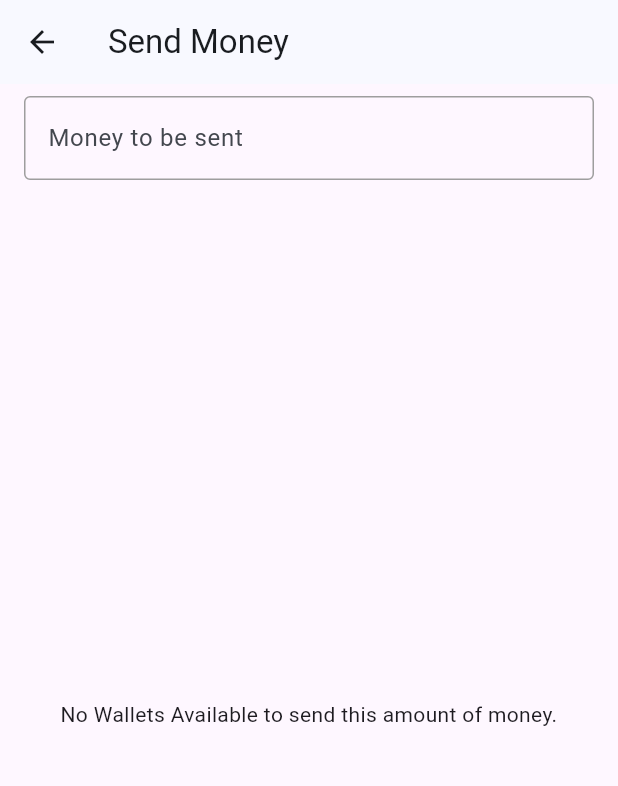
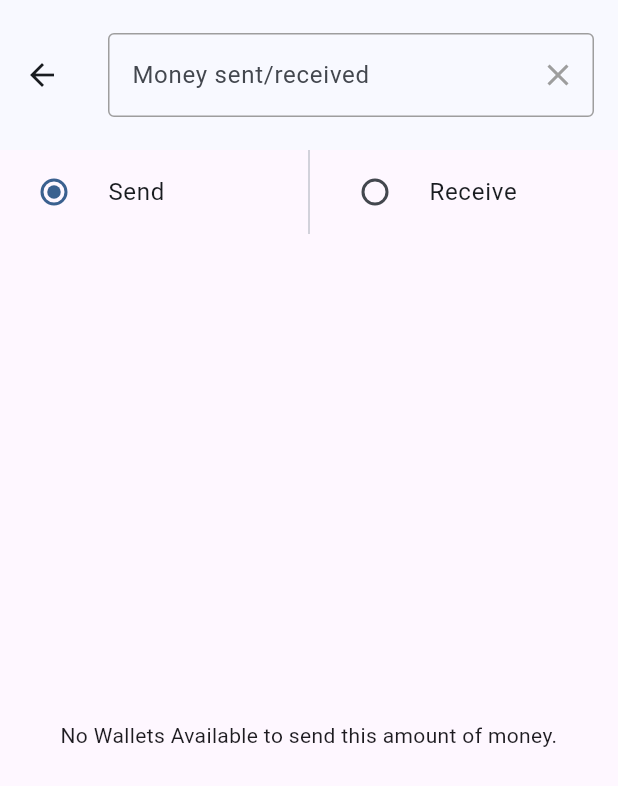
Before and after one commit to ziyadmansy/wallets-control-flutter-app, a Flutter app: the SendMoneyScreen screen opened by its route, on a phone screen of 412 x 824 dp. Shown: the top 786 px of the screen. Run offline on Flutter 3.47's test engine with Material 2 defaults, Android fonts, the phone set to English and light mode, and no system bars; our stand-ins replace awesome_dialog, device_info_plus, dropdown_search, firebase_auth, firebase_core, firebase_messaging and 3 more; missing offline and left inert: android_id, telephony; accounts and stored records are empty; statements that could not run were skipped.

Commit message:
Filter send/receive Done - Wallet Cards Colors dynamic done

```diff
--- a/lib/controllers/user_controller.dart
+++ b/lib/controllers/user_controller.dart
@@ -3,7 +3,8 @@ import 'dart:convert';
 import 'package:flutter/material.dart';
 import 'package:get/get.dart';
 import 'package:wallets_control/controllers/auth_controller.dart';
-import 'package:wallets_control/models/available_wallet_model.dart';
+import 'package:wallets_control/enums/send_receive_enum.dart';
+import 'package:wallets_control/models/wallet_brand_model.dart';
 import 'package:wallets_control/models/profile_model.dart';
 import 'package:wallets_control/shared/api_routes.dart';
 import 'package:wallets_control/shared/constants.dart';
@@ -12,6 +13,9 @@ import 'package:wallets_control/shared/shared_core.dart';
 class UserController extends GetConnect {
   Rx<bool> isLoading = false.obs;
   Rx<bool> hasCrashed = false.obs;
+
+  Rx<SendReceive> sendReceiveMoney = SendReceive.send.obs;
+  TextEditingController moneyQueryController = TextEditingController();
 
   Rx<ProfileModel> userProfile = ProfileModel(
     id: 0,
--- /dev/null
+++ b/lib/enums/send_receive_enum.dart
@@ -0,0 +1,4 @@
+enum SendReceive {
+  send,
+  receive,
+}
--- a/lib/models/user_wallet_model.dart
+++ b/lib/models/user_wallet_model.dart
@@ -1,6 +1,6 @@
 import 'dart:convert';
 
-import 'package:wallets_control/models/available_wallet_model.dart';
+import 'package:wallets_control/models/wallet_brand_model.dart';
 
 class UserWalletModel {
   final int id;
--- a/lib/models/available_wallet_model.dart
+++ b/lib/models/wallet_brand_model.dart
@@ -2,12 +2,13 @@ import 'dart:convert';
 
 import 'package:flutter/material.dart';
 import 'package:wallets_control/shared/constants.dart';
+import 'package:wallets_control/shared/extensions.dart';
 
 class WalletBrandModel {
   final int id;
   final String name;
   final String imgUrl;
-  final String color;
+  final Color color;
   final double sendMonthlyLimit;
   final double receiveMonthlyLimit;
 
@@ -24,7 +25,7 @@ class WalletBrandModel {
     int? id,
     String? name,
     String? imgUrl,
-    String? color,
+    Color? color,
     double? spentBalance,
     double? remainingBalance,
   }) {
@@ -43,7 +44,7 @@ class WalletBrandModel {
       'id': id,
       'name': name,
       'imgUrl': imgUrl,
-      'color': color,
+      'color': color.toString(),
       'spentBalance': sendMonthlyLimit,
       'remainingBalance': receiveMonthlyLimit,
     };
@@ -54,7 +55,7 @@ class WalletBrandModel {
       id: map['id']?.toInt() ?? 0,
       name: map['brand_name_en'] ?? '',
       imgUrl: '$imgBaseUrl/${map['image']}',
-      color: map['main_color'],
+      color: (map['main_color'].toString()).toColor(),
       sendMonthlyLimit: map['send_monthly_limit']?.toDouble() ?? 0.0,
       receiveMonthlyLimit: map['receive_monthly_limit']?.toDouble() ?? 0.0,
     );
--- a/lib/presentation/screens/send_money_screen.dart
+++ b/lib/presentation/screens/send_money_screen.dart
@@ -3,7 +3,8 @@ import 'package:flutter/src/widgets/container.dart';
 import 'package:flutter/src/widgets/framework.dart';
 import 'package:get/get.dart';
 import 'package:wallets_control/controllers/user_controller.dart';
-import 'package:wallets_control/models/available_wallet_model.dart';
+import 'package:wallets_control/enums/send_receive_enum.dart';
+import 'package:wallets_control/models/wallet_brand_model.dart';
 import 'package:wallets_control/models/user_wallet_model.dart';
 import 'package:wallets_control/presentation/widgets/wallet_card.dart';
 import 'package:wallets_control/shared/shared_core.dart';
@@ -20,35 +21,96 @@ class _SendMoneyScreenState extends State<SendMoneyScreen> {
 
   List<UserWalletModel> filteredWallets = [];
 
+  void filterQueryMoneyAmount(String? amount) {
+    print(amount);
+    if (amount != null && double.tryParse(amount) != null) {
+      if (userController.sendReceiveMoney.value == SendReceive.send) {
+        print('Send: true');
+        final allowedSentMoney = userController.userProfile.value.wallets
+            .where((wal) => wal.sendLimitRemaining >= double.parse(amount))
+            .toList();
+        print(allowedSentMoney);
+        filteredWallets = allowedSentMoney;
+      } else {
+        print('Receive: true');
+        final allowedReceivedMoney = userController.userProfile.value.wallets
+            .where((wal) => wal.receiveLimitRemaining >= double.parse(amount))
+            .toList();
+        print(allowedReceivedMoney);
+        filteredWallets = allowedReceivedMoney;
+      }
+    } else {
+      filteredWallets = [];
+    }
+
+    // To clear wallets after clearing
+    if (amount?.isEmpty ?? true) {
+      filteredWallets = [];
+    }
+    setState(() {});
+  }
+
   @override
   Widget build(BuildContext context) {
+    return Obx(
+      () {
         return Scaffold(
-      appBar: SharedCore.buildAppBar(
-        title: 'Send Money',
+          appBar: AppBar(
+            title: SharedCore.buildClickableTextForm(
+              controller: userController.moneyQueryController,
+              hint: 'Money sent/received',
+              inputType: const TextInputType.numberWithOptions(
+                decimal: true,
+              ),
+              onChanged: filterQueryMoneyAmount,
+              suffixIcon: IconButton(
+                onPressed: () {
+                  userController.moneyQueryController.clear();
+                  FocusScope.of(context).unfocus();
+                },
+                icon: Icon(
+                  Icons.clear,
+                  color: Colors.grey,
+                ),
+              ),
+            ),
+            toolbarHeight: 100,
           ),
           body: Column(
             children: [
-          Padding(
-            padding: const EdgeInsets.symmetric(
-              vertical: 8.0,
-              horizontal: 16,
+              IntrinsicHeight(
+                child: Row(
+                  children: [
+                    Expanded(
+                      child: RadioListTile(
+                        value: SendReceive.send,
+                        groupValue: userController.sendReceiveMoney.value,
+                        title: Text('Send'),
+                        onChanged: (SendReceive? sendReceive) {
+                          if (sendReceive != null) {
+                            userController.sendReceiveMoney.value = sendReceive;
+                            filterQueryMoneyAmount(
+                                userController.moneyQueryController.text);
+                          }
+                        },
                       ),
-            child: SharedCore.buildClickableTextForm(
-              hint: 'Money to be sent',
-              inputType: const TextInputType.numberWithOptions(
-                decimal: true,
                     ),
-              onChanged: (amount) {
-                // if (double.tryParse(amount!) != null) {
-                //   filteredWallets = walletsController.availableWallets
-                //       .where((wal) =>
-                //           wal.receiveMonthlyLimit >= double.parse(amount))
-                //       .toList();
-                // } else {
-                //   filteredWallets = walletsController.availableWallets;
-                // }
-                setState(() {});
+                    VerticalDivider(),
+                    Expanded(
+                      child: RadioListTile(
+                        value: SendReceive.receive,
+                        groupValue: userController.sendReceiveMoney.value,
+                        title: Text('Receive'),
+                        onChanged: (SendReceive? sendReceive) {
+                          if (sendReceive != null) {
+                            userController.sendReceiveMoney.value = sendReceive;
+                            filterQueryMoneyAmount(
+                                userController.moneyQueryController.text);
+                          }
                         },
+                      ),
+                    )
+                  ],
                 ),
               ),
               Expanded(
@@ -59,19 +121,27 @@ class _SendMoneyScreenState extends State<SendMoneyScreen> {
                           textAlign: TextAlign.center,
                         ),
                       )
-                : ListView.builder(
+                    : Padding(
+                        padding: const EdgeInsets.all(12.0),
+                        child: ListView.builder(
                           itemCount: filteredWallets.length,
                           itemBuilder: (context, i) {
                             final filteredUserWallet = filteredWallets[i];
-                      return WalletCard(
+                            return SizedBox(
+                              height: Get.width,
+                              child: WalletCard(
                                 userWallet: filteredUserWallet,
                                 onDeletePress: null,
+                              ),
                             );
                           },
+                        ),
                       ),
               ),
             ],
           ),
         );
+      },
+    );
   }
 }
--- a/lib/presentation/widgets/add_wallet_bottomsheet.dart
+++ b/lib/presentation/widgets/add_wallet_bottomsheet.dart
@@ -1,7 +1,7 @@
 import 'package:flutter/material.dart';
 import 'package:get/get.dart';
 import 'package:wallets_control/controllers/user_controller.dart';
-import 'package:wallets_control/models/available_wallet_model.dart';
+import 'package:wallets_control/models/wallet_brand_model.dart';
 import 'package:wallets_control/shared/shared_core.dart';
 
 class AddWalletBottomSheet extends StatefulWidget {
--- a/lib/presentation/widgets/subscription_card.dart
+++ b/lib/presentation/widgets/subscription_card.dart
@@ -1,6 +1,6 @@
 import 'package:flutter/material.dart';
 import 'package:get/get.dart';
-import 'package:wallets_control/models/available_wallet_model.dart';
+import 'package:wallets_control/models/wallet_brand_model.dart';
 import 'package:wallets_control/models/subscription_model.dart';
 import 'package:wallets_control/models/user_wallet_model.dart';
 import 'package:wallets_control/shared/constants.dart';
```
Also changed, not shown: lib/presentation/widgets/wallet_card.dart (+5 -2 lines), lib/shared/extensions.dart (added, +13 -0 lines). Lines whose indentation alone changed are shown as unchanged.
